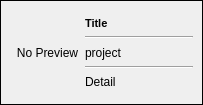
This is ui/item.ui in iceanimations/customui as Qt 5 draws it before an edit. The edited form follows.
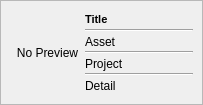
This is the edited form.

Commit message: sobjects changed to tasks

```diff
--- a/ui/item.ui
+++ b/ui/item.ui
@@ -14,7 +14,7 @@
    <string>Frame</string>
   </property>
   <property name="frameShape">
-   <enum>QFrame::Panel</enum>
+   <enum>QFrame::StyledPanel</enum>
   </property>
   <property name="frameShadow">
    <enum>QFrame::Plain</enum>
@@ -86,9 +86,9 @@
         </widget>
        </item>
        <item>
-        <widget class="QLabel" name="projectLabel">
+        <widget class="QLabel" name="assetLabel">
          <property name="text">
-          <string>project</string>
+          <string>Asset</string>
          </property>
         </widget>
        </item>
@@ -99,6 +99,20 @@
          </property>
         </widget>
        </item>
+       <item>
+        <widget class="QLabel" name="projectLabel">
+         <property name="text">
+          <string>Project</string>
+         </property>
+        </widget>
+       </item>
+       <item>
+        <widget class="Line" name="line_3">
+         <property name="orientation">
+          <enum>Qt::Horizontal</enum>
+         </property>
+        </widget>
+       </item>
        <item>
         <widget class="QLabel" name="detailLabel">
          <property name="text">
```
The commit also changes 1 other file.
